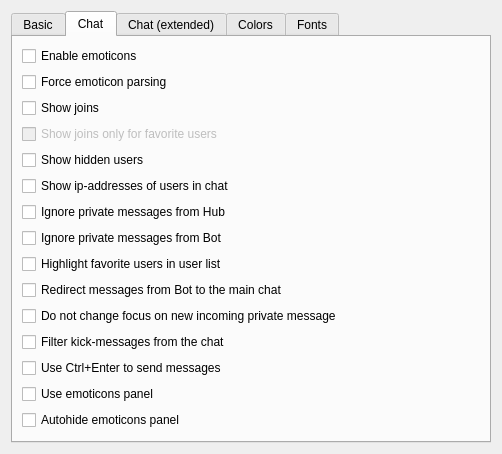
This is eiskaltdcpp-qt/ui/UISettingsGUI.ui in eiskaltdcpp/eiskaltdcpp as Qt 5 draws it before an edit. The edited form follows.
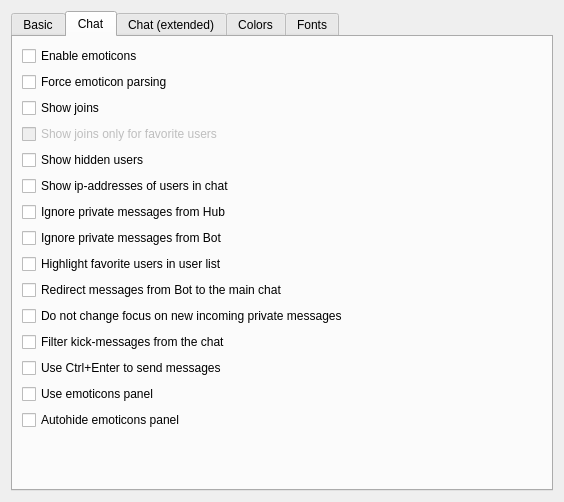
This is the edited form. The open tabs and pages were chosen to show the change. Custom widgets are drawn as their Qt base class.

The edit to the form file:
```diff
--- a/eiskaltdcpp-qt/ui/UISettingsGUI.ui
+++ b/eiskaltdcpp-qt/ui/UISettingsGUI.ui
@@ -6,8 +6,8 @@
    <rect>
     <x>0</x>
     <y>0</y>
-    <width>502</width>
-    <height>411</height>
+    <width>564</width>
+    <height>502</height>
    </rect>
   </property>
   <property name="windowTitle">
@@ -318,7 +318,7 @@
        <item>
         <widget class="QCheckBox" name="checkBox_KEEPFOCUS">
          <property name="text">
-          <string>Do not change focus on new incoming private message</string>
+          <string>Do not change focus on new incoming private messages</string>
          </property>
          <property name="autoExclusive">
           <bool>false</bool>
```
